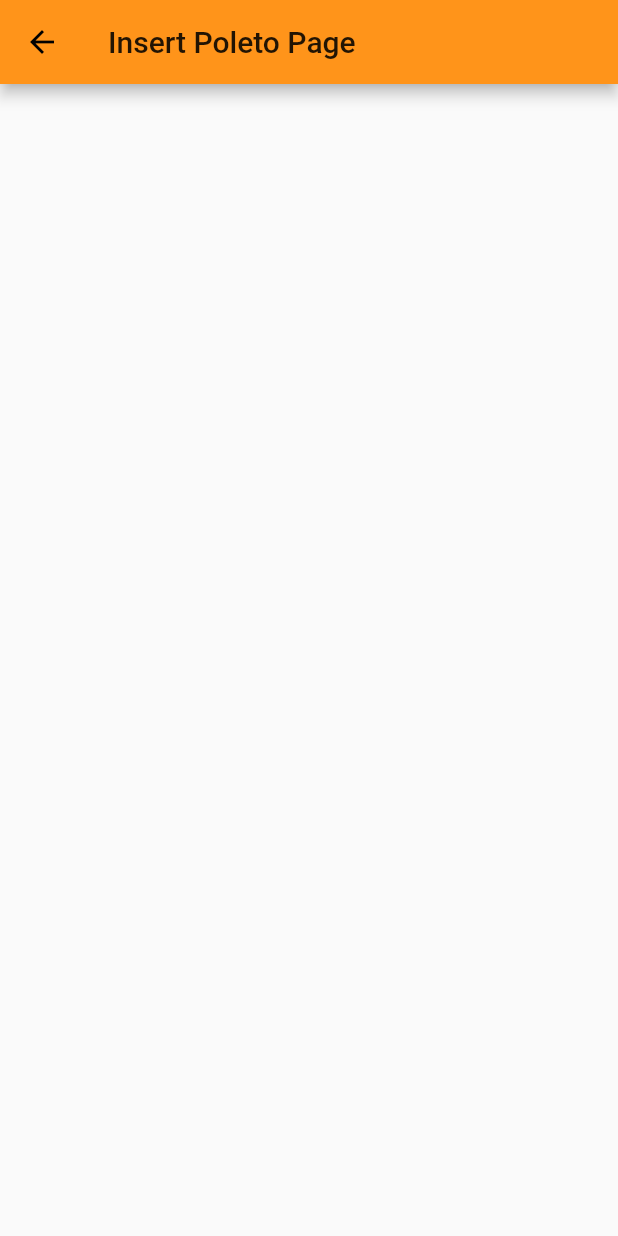
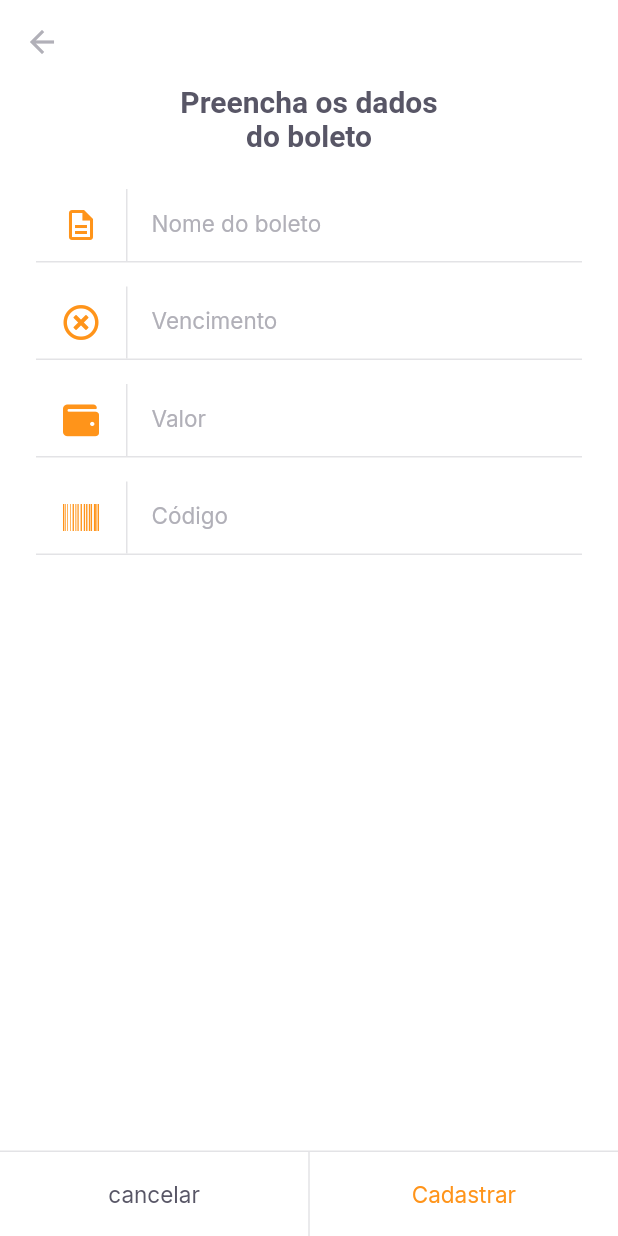
Before and after one commit to jovinoguerrero/flutter-payflow, a Flutter app: the InsertBoletoPage screen opened by its route, on a phone screen of 412 x 824 dp. Run offline on Flutter 3.47's test engine with Material 2 defaults, Android fonts, the phone set to English and light mode, and no system bars; our stand-ins replace camera, firebase_core, font_awesome_flutter, google_fonts, google_sign_in, image_picker and 1 more; missing offline and left inert: google_ml_kit; accounts and stored records are empty.

Commit message:
Adding font_awesome_flutter package and InsertBoleto page

```diff
--- a/lib/modules/home/home_page.dart
+++ b/lib/modules/home/home_page.dart
@@ -75,7 +75,8 @@ class _HomePageState extends State<HomePage> {
               ),
               GestureDetector(
                 onTap: () {
-                  Navigator.pushNamed(context, "/barcode_scanner");
+                  // Navigator.pushNamed(context, "/barcode_scanner");
+                  Navigator.pushNamed(context, "/insert_boleto");
                 },
                 child: Container(
                   height: 56,
--- a/lib/modules/insert_boleto/insert_boleto_page.dart
+++ b/lib/modules/insert_boleto/insert_boleto_page.dart
@@ -1,4 +1,9 @@
 import 'package:flutter/material.dart';
+import 'package:font_awesome_flutter/font_awesome_flutter.dart';
+import 'package:payflow/shared/themes/app_colors.dart';
+import 'package:payflow/shared/themes/app_text_style.dart';
+import 'package:payflow/shared/widgets/input_text/input_text_widget.dart';
+import 'package:payflow/shared/widgets/set_label_buttons/set_label_buttons.dart';
 
 class InsertBoletoPage extends StatelessWidget {
   const InsertBoletoPage({ Key? key }) : super(key: key);
@@ -6,8 +11,61 @@ class InsertBoletoPage extends StatelessWidget {
   @override
   Widget build(BuildContext context) {
     return Scaffold(
+      backgroundColor: AppColors.background,
       appBar: AppBar(
-        title: Text("Insert Poleto Page"),
+        backgroundColor: AppColors.background,
+        elevation: 0,
+        leading: BackButton(
+          color: AppColors.input,
+        ),
+      ),
+      body: Padding(
+        padding: const EdgeInsets.symmetric(horizontal: 24),
+        child: Column(
+          crossAxisAlignment: CrossAxisAlignment.center,
+          children: [
+            Padding(
+              padding: const EdgeInsets.symmetric(horizontal: 93,),
+              child: Text(
+                "Preencha os dados do boleto",
+                style: TextStyles.titleBoldHeading,
+                textAlign: TextAlign.center,
+              ),
+            ),
+            SizedBox(
+              height: 24,
+            ),
+            InputTextWidget(
+              label: "Nome do boleto",
+              icon: Icons.description_outlined,
+              onChanged: (value) {},
+            ),
+            InputTextWidget(
+              label: "Vencimento",
+              icon: FontAwesomeIcons.timesCircle,
+              onChanged: (value) {},
+            ),
+            InputTextWidget(
+              label: "Valor",
+              icon: FontAwesomeIcons.wallet,
+              onChanged: (value) {},
+            ),
+            InputTextWidget(
+              label: "Código",
+              icon: FontAwesomeIcons.barcode,
+              onChanged: (value) {},
+            ),
+          ],
+        ),
+      ),
+      bottomNavigationBar: SetLabelButtons(
+        primaryLabel: "cancelar",
+        primaryOnPressed: (){
+          Navigator.pop(context);
+        },
+        secondaryLabel: "Cadastrar",
+        secondaryOnPressed: (){},
+        enableSecondaryColor: true,
       ),
     );
   }
--- a/lib/shared/themes/app_colors.dart
+++ b/lib/shared/themes/app_colors.dart
@@ -6,6 +6,7 @@ static final grey = Color(0xFF585666);
 static final delete = Color(0xFFE83F5B);
 static final heading = Color(0xFF585666);
 static final body = Color(0xFF706E7A);
+static final input = Color(0xFFB1B0B8);
 static final stroke = Color(0xFFE3E3E6);
 static final shape = Color(0xFFFAFAFC);
 static final background = Color(0xFFFFFFFF);
--- a/lib/shared/themes/app_text_style.dart
+++ b/lib/shared/themes/app_text_style.dart
@@ -78,6 +78,11 @@ class TextStyles {
     fontWeight: FontWeight.w700,
     color: AppColors.background,
   );
+  static final input = GoogleFonts.inter(
+    fontSize: 15,
+    fontWeight: FontWeight.w400,
+    color: AppColors.input,
+  );
   static final captionBackground = GoogleFonts.inter(
     fontSize: 13,
     fontWeight: FontWeight.w400,
--- /dev/null
+++ b/lib/shared/widgets/input_text/input_text_widget.dart
@@ -0,0 +1,68 @@
+import 'package:flutter/material.dart';
+import 'package:payflow/shared/themes/app_colors.dart';
+import 'package:payflow/shared/themes/app_text_style.dart';
+
+class InputTextWidget extends StatelessWidget {
+  final String label;
+  final IconData icon;
+  final String? initialValue;
+  final String? Function(String?)? validator;
+  final TextEditingController? controller;
+  final void Function(String value) onChanged;
+
+  const InputTextWidget({
+    Key? key,
+    required this.label,
+    required this.icon,
+    this.initialValue,
+    this.validator,
+    this.controller,
+    required this.onChanged,
+  }) : super(key: key);
+
+  @override
+  Widget build(BuildContext context) {
+    return Padding(
+      padding: const EdgeInsets.only(bottom: 16),
+      child: Column(
+        children: [
+          TextFormField(
+            controller: controller,
+            onChanged: onChanged,
+            initialValue: initialValue,
+            validator: validator,
+            style: TextStyles.input,
+            decoration: InputDecoration(
+              contentPadding: EdgeInsets.zero,
+              labelText: label,
+              labelStyle: TextStyles.input,
+              icon: Row(
+                mainAxisSize: MainAxisSize.min,
+                children: [
+                  Padding(
+                    padding: const EdgeInsets.symmetric(horizontal: 18),
+                    child: Icon(
+                      icon,
+                      color: AppColors.primary,
+                    ),
+                  ),
+                  Container(
+                    width: 1,
+                    height: 48,
+                    color: AppColors.stroke,
+                  )
+                ],
+              ),
+              border: InputBorder.none,
+            ),
+          ),
+          Divider(
+            height: 1,
+            thickness: 1,
+            color: AppColors.stroke,
+          )
+        ],
+      ),
+    );
+  }
+}
--- a/lib/shared/widgets/set_label_buttons/set_label_buttons.dart
+++ b/lib/shared/widgets/set_label_buttons/set_label_buttons.dart
@@ -11,6 +11,7 @@ class SetLabelButtons extends StatelessWidget {
   final String secondaryLabel;
   final VoidCallback secondaryOnPressed;
   final bool enablePrimaryColor;
+  final bool enableSecondaryColor;
 
   const SetLabelButtons({
     Key? key,
@@ -19,12 +20,23 @@ class SetLabelButtons extends StatelessWidget {
     required this.secondaryLabel,
     required this.secondaryOnPressed,
     this.enablePrimaryColor = false,
+    this.enableSecondaryColor = false,
   }) : super(key: key);
 
   @override
   Widget build(BuildContext context) {
     return Container(
-      color: AppColors.shape,
+      color: AppColors.background,
+      height: 57,
+      child: Column(
+        mainAxisSize: MainAxisSize.min,
+        children: [
+          Divider(
+            thickness: 1,
+            height: 1,
+            color: AppColors.stroke,
+          ),
+          Container(
             height: 56,
             child: Row(
               children: [
@@ -40,6 +52,10 @@ class SetLabelButtons extends StatelessWidget {
                   child: LabelButton(
                     label: secondaryLabel,
                     onPressed: secondaryOnPressed,
+                    style: enableSecondaryColor ? TextStyles.buttonPrimary : null,
+                  ),
+                ),
+              ],
             ),
           ),
         ],
--- a/pubspec.yaml
+++ b/pubspec.yaml
@@ -37,6 +37,7 @@ dependencies:
   camera: ^0.8.1+3
   image_picker: ^0.8.1+1
   image_picker_for_web: ^2.0.0
+  font_awesome_flutter: ^9.1.0
 
 dev_dependencies:
   flutter_test:
```
Also changed, not shown: pubspec.lock. Lines whose indentation alone changed are shown as unchanged.
